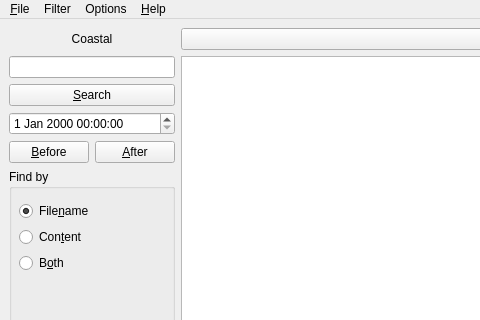
Old version of the form qfind/main.ui in the repository QtPlay/coastal-qt; both pictures show x 0 to 480 and y 0 to 320 of the 877 by 661 pixel window.
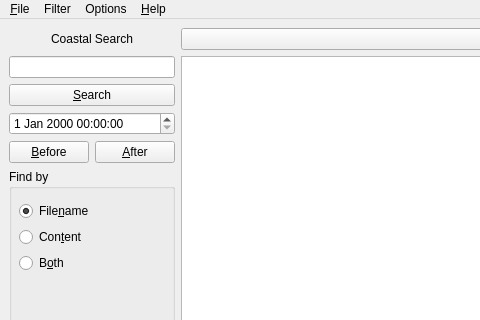
New version of the form.

Commit message:
Basic directory selection in qfind working
There are of course side-effects.  Updating the combo box emits a
change selection signal, for example.  So all directory change
operations where search data has to then be updated can be driven on
that, including initial dir scan at start.

```diff
--- a/qfind/main.ui
+++ b/qfind/main.ui
@@ -58,7 +58,7 @@
       <item row="0" column="0">
        <widget class="QLabel" name="logo">
         <property name="text">
-         <string>Coastal</string>
+         <string>Coastal Search</string>
         </property>
         <property name="alignment">
          <set>Qt::AlignCenter</set>
```
The commit also changes 2 other files.
